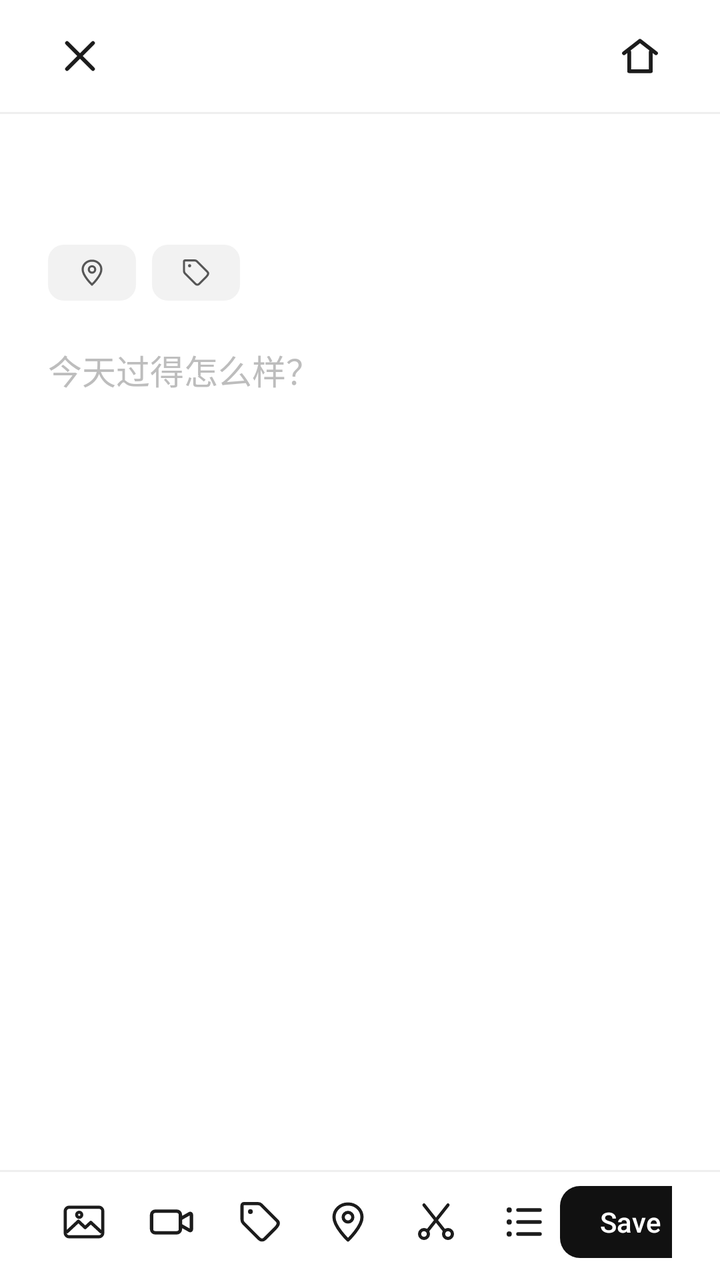
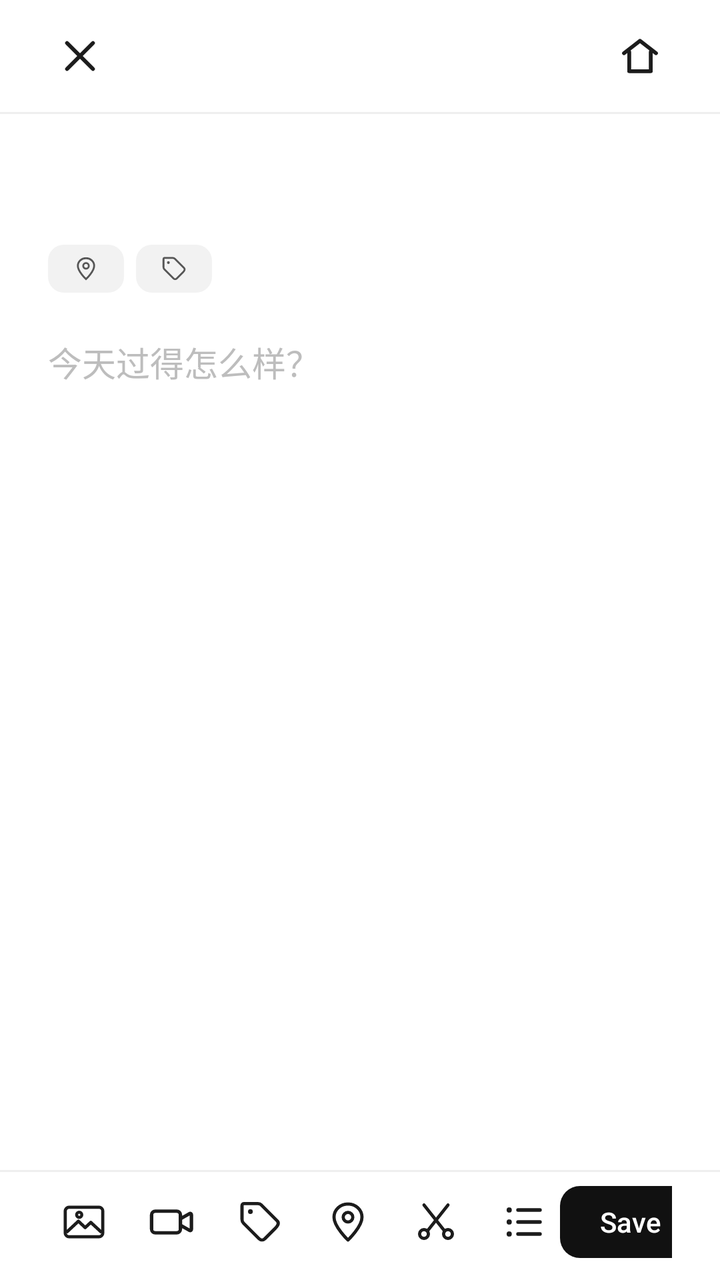

An Android layout rendered at two revisions. The XML below is the earlier revision; the diff shows what the commit changed to produce the second picture.
<!-- AndroidManifest.xml: activity theme Theme.WuDiary.Editor -->
<!-- res/layout/activity_edit_diary.xml -->
<?xml version="1.0" encoding="utf-8"?>
<LinearLayout xmlns:android="http://schemas.android.com/apk/res/android"
    xmlns:app="http://schemas.android.com/apk/res-auto"
    android:layout_width="match_parent"
    android:layout_height="match_parent"
    android:background="@color/background"
    android:orientation="vertical">

    <ScrollView
        android:id="@+id/scrollContent"
        android:layout_width="match_parent"
        android:layout_height="0dp"
        android:layout_weight="1"
        android:fillViewport="true"
        android:overScrollMode="never"
        android:scrollbars="none">

        <LinearLayout
            android:layout_width="match_parent"
            android:layout_height="wrap_content"
            android:orientation="vertical">

            <LinearLayout
                android:layout_width="match_parent"
                android:layout_height="56dp"
                android:gravity="center_vertical"
                android:orientation="horizontal"
                android:paddingHorizontal="16dp">

                <ImageButton
                    android:id="@+id/btnClose"
                    android:layout_width="48dp"
                    android:layout_height="48dp"
                    android:background="?attr/selectableItemBackgroundBorderless"
                    android:contentDescription="@string/cancel"
                    android:scaleType="centerInside"
                    android:src="@drawable/ic_close"
                    app:tint="@color/text_primary" />

                <Space
                    android:layout_width="0dp"
                    android:layout_height="1dp"
                    android:layout_weight="1" />

                <ImageButton
                    android:id="@+id/btnHome"
                    android:layout_width="48dp"
                    android:layout_height="48dp"
                    android:background="?attr/selectableItemBackgroundBorderless"
                    android:contentDescription="@string/home_open"
                    android:scaleType="centerInside"
                    android:src="@drawable/ic_home"
                    app:tint="@color/text_primary" />
            </LinearLayout>

            <View
                android:layout_width="match_parent"
                android:layout_height="1dp"
                android:background="@color/divider" />

            <LinearLayout
                android:layout_width="match_parent"
                android:layout_height="wrap_content"
                android:layout_marginHorizontal="24dp"
                android:layout_marginTop="12dp"
                android:gravity="bottom"
                android:orientation="horizontal">

                <TextView
                    android:id="@+id/textEditorDay"
                    android:layout_width="wrap_content"
                    android:layout_height="wrap_content"
                    android:fontFamily="serif"
                    android:textColor="@color/text_primary"
                    android:textSize="32sp"
                    android:textStyle="bold" />

                <TextView
                    android:id="@+id/textEditorYear"
                    android:layout_width="wrap_content"
                    android:layout_height="wrap_content"
                    android:layout_marginStart="9dp"
                    android:fontFamily="serif"
                    android:textColor="@color/text_secondary"
                    android:textSize="18sp" />

            </LinearLayout>

            <HorizontalScrollView
                android:layout_width="match_parent"
                android:layout_height="wrap_content"
                android:layout_marginHorizontal="24dp"
                android:layout_marginTop="10dp"
                android:clipToPadding="false"
                android:scrollbars="none">

                <LinearLayout
                    android:layout_width="wrap_content"
                    android:layout_height="wrap_content"
                    android:gravity="center_vertical"
                    android:orientation="horizontal">

                    <ImageButton
                        android:id="@+id/btnEditorGeo"
                        android:layout_width="44dp"
                        android:layout_height="28dp"
                        android:background="@drawable/bg_icon_tile"
                        android:contentDescription="@string/add_location"
                        android:padding="6dp"
                        android:scaleType="fitCenter"
                        android:src="@drawable/ic_location"
                        app:tint="@color/text_body" />

                    <ImageButton
                        android:id="@+id/btnEditorTags"
                        android:layout_width="44dp"
                        android:layout_height="28dp"
                        android:layout_marginStart="8dp"
                        android:background="@drawable/bg_icon_tile"
                        android:contentDescription="@string/add_tag"
                        android:padding="6dp"
                        android:scaleType="fitCenter"
                        android:src="@drawable/ic_tag"
                        app:tint="@color/text_body" />

                    <LinearLayout
                        android:id="@+id/tagStrip"
                        android:layout_width="wrap_content"
                        android:layout_height="wrap_content"
                        android:layout_marginStart="8dp"
                        android:gravity="center_vertical"
                        android:orientation="horizontal" />
                </LinearLayout>
            </HorizontalScrollView>

            <HorizontalScrollView
                android:id="@+id/imageScroll"
                android:layout_width="match_parent"
                android:layout_height="wrap_content"
                android:layout_marginTop="16dp"
                android:clipToPadding="false"
                android:paddingHorizontal="24dp"
                android:scrollbars="none"
                android:visibility="gone">

                <LinearLayout
                    android:id="@+id/imageStrip"
                    android:layout_width="wrap_content"
                    android:layout_height="wrap_content"
                    android:orientation="horizontal" />
            </HorizontalScrollView>

            <HorizontalScrollView
                android:id="@+id/videoScroll"
                android:layout_width="match_parent"
                android:layout_height="wrap_content"
                android:layout_marginTop="12dp"
                android:clipToPadding="false"
                android:paddingHorizontal="24dp"
                android:scrollbars="none"
                android:visibility="gone">

                <LinearLayout
                    android:id="@+id/videoStrip"
                    android:layout_width="wrap_content"
                    android:layout_height="wrap_content"
                    android:orientation="horizontal" />
            </HorizontalScrollView>

            <EditText
                android:id="@+id/editContent"
                android:layout_width="match_parent"
                android:layout_height="wrap_content"
                android:layout_marginHorizontal="24dp"
                android:layout_marginTop="22dp"
                android:layout_marginBottom="12dp"
                android:background="@null"
                android:breakStrategy="simple"
                android:gravity="top"
                android:hint="@string/hint_content"
                android:hyphenationFrequency="none"
                android:inputType="textMultiLine|textCapSentences"
                android:lineSpacingExtra="6dp"
                android:minHeight="240dp"
                android:overScrollMode="never"
                android:paddingStart="0dp"
                android:paddingTop="0dp"
                android:paddingEnd="0dp"
                android:paddingBottom="72dp"
                android:scrollbars="none"
                android:textColor="@color/text_body"
                android:textColorHint="@color/text_secondary"
                android:textSize="17sp" />
        </LinearLayout>
    </ScrollView>

    <View
        android:layout_width="match_parent"
        android:layout_height="1dp"
        android:background="@color/divider" />

    <LinearLayout
        android:layout_width="match_parent"
        android:layout_height="wrap_content"
        android:gravity="center_vertical"
        android:orientation="horizontal"
        android:paddingHorizontal="24dp"
        android:paddingTop="7dp"
        android:paddingBottom="11dp">

        <ImageButton
            android:id="@+id/btnImage"
            android:layout_width="36dp"
            android:layout_height="36dp"
            android:background="?attr/selectableItemBackgroundBorderless"
            android:contentDescription="@string/add_image"
            android:scaleType="centerInside"
            android:src="@drawable/ic_image"
            app:tint="@color/text_primary" />

        <ImageButton
            android:id="@+id/btnVideo"
            android:layout_width="36dp"
            android:layout_height="36dp"
            android:layout_marginStart="8dp"
            android:background="?attr/selectableItemBackgroundBorderless"
            android:contentDescription="@string/add_video"
            android:scaleType="centerInside"
            android:src="@drawable/ic_video"
            app:tint="@color/text_primary" />

        <ImageButton
            android:id="@+id/btnTag"
            android:layout_width="36dp"
            android:layout_height="36dp"
            android:layout_marginStart="8dp"
            android:background="?attr/selectableItemBackgroundBorderless"
            android:contentDescription="@string/add_tag"
            android:scaleType="centerInside"
            android:src="@drawable/ic_tag"
            app:tint="@color/text_primary" />

        <ImageButton
            android:id="@+id/btnLocation"
            android:layout_width="36dp"
            android:layout_height="36dp"
            android:layout_marginStart="8dp"
            android:background="?attr/selectableItemBackgroundBorderless"
            android:contentDescription="@string/add_location"
            android:scaleType="centerInside"
            android:src="@drawable/ic_location"
            app:tint="@color/text_primary" />

        <ImageButton
            android:id="@+id/btnCut"
            android:layout_width="36dp"
            android:layout_height="36dp"
            android:layout_marginStart="8dp"
            android:background="?attr/selectableItemBackgroundBorderless"
            android:contentDescription="@string/cut_paragraph"
            android:scaleType="centerInside"
            android:src="@drawable/ic_cut"
            app:tint="@color/text_primary" />

        <ImageButton
            android:id="@+id/btnList"
            android:layout_width="36dp"
            android:layout_height="36dp"
            android:layout_marginStart="8dp"
            android:background="?attr/selectableItemBackgroundBorderless"
            android:contentDescription="@string/add_list"
            android:scaleType="centerInside"
            android:src="@drawable/ic_list"
            app:tint="@color/text_primary" />

        <Space
            android:layout_width="0dp"
            android:layout_height="1dp"
            android:layout_weight="1" />

        <com.google.android.material.button.MaterialButton
            android:id="@+id/btnSave"
            android:layout_width="wrap_content"
            android:layout_height="36dp"
            android:contentDescription="@string/save"
            android:insetTop="0dp"
            android:insetBottom="0dp"
            android:minWidth="0dp"
            android:minHeight="0dp"
            android:paddingHorizontal="20dp"
            android:text="@string/save_action"
            android:textColor="@android:color/white"
            android:textSize="14sp"
            app:backgroundTint="@color/fab_dark"
            app:cornerRadius="10dp" />
    </LinearLayout>

</LinearLayout>
<!-- resources referenced by this layout -->
<resources>
  <color name="background">#FFFFFF</color>
  <color name="divider">#EFEFEF</color>
  <color name="fab_dark">#111111</color>
  <color name="text_body">#565656</color>
  <color name="text_primary">#1C1C1C</color>
  <color name="text_secondary">#BDBDBD</color>
  <!-- drawable bg_icon_tile (drawable) -->
  <?xml version="1.0" encoding="utf-8"?>
  <shape xmlns:android="http://schemas.android.com/apk/res/android"
      android:shape="rectangle">
      <solid android:color="#F2F2F2" />
      <corners android:radius="8dp" />
  </shape>
  <!-- drawable ic_close (drawable) -->
  <?xml version="1.0" encoding="utf-8"?>
  <vector xmlns:android="http://schemas.android.com/apk/res/android"
      android:width="24dp"
      android:height="24dp"
      android:viewportWidth="24"
      android:viewportHeight="24">
      <path
          android:fillColor="#00000000"
          android:pathData="M5.5,5.5 L18.5,18.5 M18.5,5.5 L5.5,18.5"
          android:strokeColor="#1C1C1C"
          android:strokeLineCap="round"
          android:strokeWidth="1.9" />
  </vector>
  <!-- drawable ic_home (drawable) -->
  <?xml version="1.0" encoding="utf-8"?>
  <vector xmlns:android="http://schemas.android.com/apk/res/android"
      android:width="24dp"
      android:height="24dp"
      android:viewportWidth="24"
      android:viewportHeight="24">
      <path
          android:fillColor="#00000000"
          android:pathData="M4,10.6 L12,4.4 L20,10.6 M6.6,9.9 L6.6,19.6 L17.4,19.6 L17.4,9.9"
          android:strokeColor="#1C1C1C"
          android:strokeLineCap="round"
          android:strokeLineJoin="round"
          android:strokeWidth="1.9" />
  </vector>
  <string name="add_image">添加图片</string>
  <string name="add_list">无序列表</string>
  <string name="add_location">获取坐标</string>
  <string name="add_tag">添加标签</string>
  <string name="add_video">插入视频</string>
  <string name="cancel">取消</string>
  <string name="cut_paragraph">剪切当前段落</string>
  <string name="hint_content">今天过得怎么样？</string>
  <string name="home_open">回到主界面</string>
  <string name="save">保存</string>
  <string name="save_action">Save</string>
  <style name="Theme.WuDiary.Editor" parent="Theme.WuDiary">
          <item name="android:windowAnimationStyle">@style/WindowAnimationNone</item>
      </style>
  <style name="WindowAnimationNone">
          <item name="android:activityOpenEnterAnimation">@null</item>
          <item name="android:activityOpenExitAnimation">@null</item>
          <item name="android:activityCloseEnterAnimation">@null</item>
          <item name="android:activityCloseExitAnimation">@null</item>
          <item name="android:windowEnterAnimation">@null</item>
          <item name="android:windowExitAnimation">@null</item>
      </style>
  <color name="primary">#1C1C1C</color>
  <color name="surface">#FFFFFF</color>
  <style name="Theme.WuDiary.Dialog" parent="Theme.MaterialComponents.Light.Dialog.Alert">
          <item name="android:windowBackground">@drawable/bg_dialog</item>
          <item name="android:backgroundDimAmount">0.3</item>
          <item name="colorPrimary">@color/primary</item>
          <item name="colorOnPrimary">@android:color/white</item>
          <item name="colorSurface">@color/surface</item>
          <item name="android:textColorPrimary">@color/text_primary</item>
          <item name="android:textColorSecondary">@color/text_secondary</item>
      </style>
  <!-- drawable bg_dialog (drawable) -->
  <?xml version="1.0" encoding="utf-8"?>
  <shape xmlns:android="http://schemas.android.com/apk/res/android"
      android:shape="rectangle">
      <solid android:color="@color/surface" />
      <corners android:radius="22dp" />
  </shape>
  <!-- unchanged entries left out for length: 7 -->
</resources>

<!-- the commit's change to res/layout/activity_edit_diary.xml (unified diff, before → after) -->
@@ -102,23 +102,23 @@
 
                     <ImageButton
                         android:id="@+id/btnEditorGeo"
-                        android:layout_width="44dp"
-                        android:layout_height="28dp"
+                        android:layout_width="38dp"
+                        android:layout_height="24dp"
                         android:background="@drawable/bg_icon_tile"
                         android:contentDescription="@string/add_location"
-                        android:padding="6dp"
+                        android:padding="5dp"
                         android:scaleType="fitCenter"
                         android:src="@drawable/ic_location"
                         app:tint="@color/text_body" />
 
                     <ImageButton
                         android:id="@+id/btnEditorTags"
-                        android:layout_width="44dp"
-                        android:layout_height="28dp"
-                        android:layout_marginStart="8dp"
+                        android:layout_width="38dp"
+                        android:layout_height="24dp"
+                        android:layout_marginStart="6dp"
                         android:background="@drawable/bg_icon_tile"
                         android:contentDescription="@string/add_tag"
-                        android:padding="6dp"
+                        android:padding="5dp"
                         android:scaleType="fitCenter"
                         android:src="@drawable/ic_tag"
                         app:tint="@color/text_body" />
